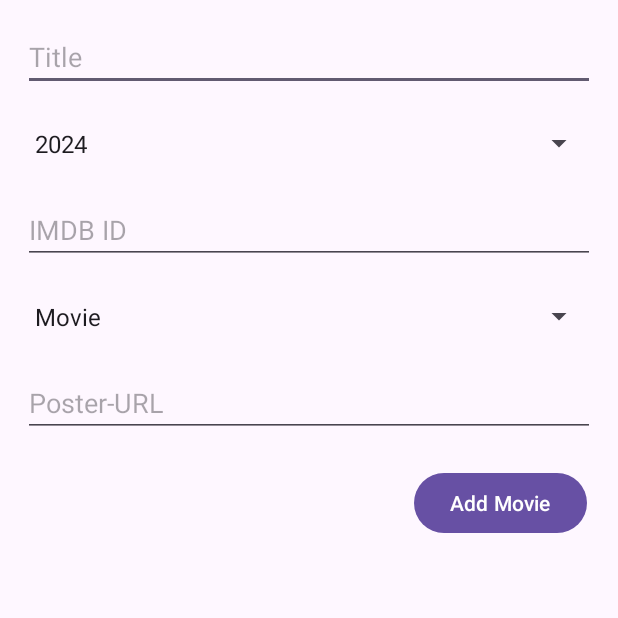
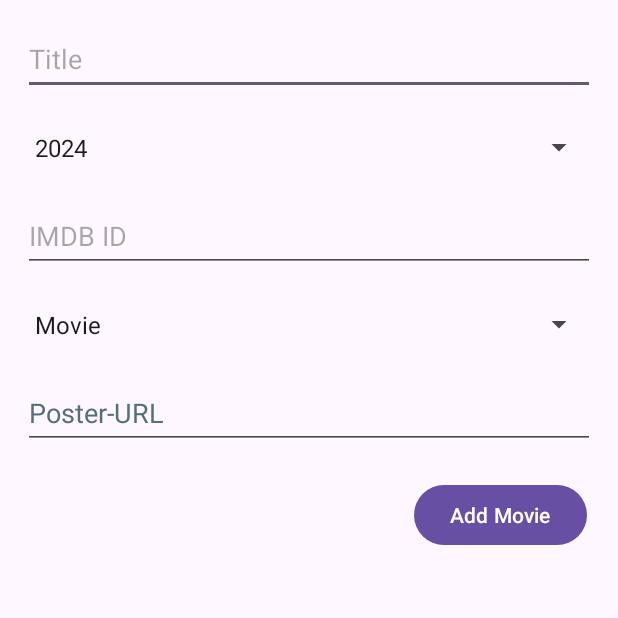
Before and after one commit to adnan-mohammed7/MovieApp, an Android app: the NewMovie screen opened directly, with no data from a screen before it, on a phone screen of 412 x 824 dp, the top half of it. Run offline under Robolectric (Android 15) with nearby library versions, the phone set to English and light mode, and no system bars.

Commit message:
Fixed errors

```diff
--- a/app/src/main/java/com/example/movieapp/MainActivity.java
+++ b/app/src/main/java/com/example/movieapp/MainActivity.java
@@ -72,5 +72,4 @@ public class MainActivity extends AppCompatActivity {
         Intent intent = new Intent(this, NewMovie.class);
         resultLauncher.launch(intent);
     }
-
 }
--- a/app/src/main/java/com/example/movieapp/MovieDetails.java
+++ b/app/src/main/java/com/example/movieapp/MovieDetails.java
@@ -38,7 +38,7 @@ public class MovieDetails extends AppCompatActivity {
                 .into(imageView);
 
         String title = "Title: " + intent.getStringExtra("title");
-        String year = "Year: " + String.valueOf(intent.getIntExtra("year", 0));
+        String year = "Year: " + intent.getIntExtra("year", 0);
         String id = "imdbID: " + intent.getStringExtra("id");
         String type = "Type: " + intent.getStringExtra("type");
 
--- a/app/src/main/java/com/example/movieapp/NewMovie.java
+++ b/app/src/main/java/com/example/movieapp/NewMovie.java
@@ -2,20 +2,11 @@ package com.example.movieapp;
 
 import android.content.Intent;
 import android.os.Bundle;
-import android.view.View;
 import android.widget.Button;
-import android.widget.DatePicker;
 import android.widget.EditText;
 import android.widget.Spinner;
-import android.widget.TextView;
 
-import androidx.activity.EdgeToEdge;
 import androidx.appcompat.app.AppCompatActivity;
-import androidx.core.graphics.Insets;
-import androidx.core.view.ViewCompat;
-import androidx.core.view.WindowInsetsCompat;
-
-import java.util.Date;
 
 public class NewMovie extends AppCompatActivity {
 
@@ -32,9 +23,7 @@ public class NewMovie extends AppCompatActivity {
 
 
         Button submitBtn = findViewById(R.id.new_submit_btn);
-        submitBtn.setOnClickListener(new View.OnClickListener() {
-            @Override
-            public void onClick(View v) {
+        submitBtn.setOnClickListener(e -> {
                 String title = titleInput.getText().toString().trim();
                 int year = Integer.parseInt(yearInput.getSelectedItem().toString());
                 String id = idInput.getText().toString().trim();
@@ -48,7 +37,6 @@ public class NewMovie extends AppCompatActivity {
                 intent.putExtra("movie", movie);
                 setResult(RESULT_OK, intent);
                 finish();
-            }
         });
     }
 }
--- a/app/src/main/res/layout/activity_new_movie.xml
+++ b/app/src/main/res/layout/activity_new_movie.xml
@@ -12,10 +12,12 @@
         android:id="@+id/new_title_input"
         android:layout_width="match_parent"
         android:layout_height="wrap_content"
+        android:layout_marginBottom="10dp"
         android:autofillHints=""
         android:hint="@string/title"
         android:inputType="text"
-        android:layout_marginBottom="10dp"/>
+        android:minHeight="48dp"
+        tools:ignore="VisualLintTextFieldSize" />
 
     <Spinner
         android:id="@+id/new_date_input"
@@ -28,10 +30,12 @@
         android:id="@+id/new_id_input"
         android:layout_width="match_parent"
         android:layout_height="wrap_content"
+        android:layout_marginBottom="10dp"
         android:autofillHints=""
+        android:hint="@string/imdb_id"
         android:inputType="text"
-        android:hint="@string/imdb_id"
-        android:layout_marginBottom="10dp"/>
+        android:minHeight="48dp"
+        tools:ignore="VisualLintTextFieldSize" />
 
     <Spinner
         android:id="@+id/new_type_input"
@@ -44,10 +48,13 @@
         android:id="@+id/new_url_input"
         android:layout_width="match_parent"
         android:layout_height="wrap_content"
+        android:layout_marginBottom="10dp"
         android:autofillHints=""
         android:hint="@string/poster_url"
         android:inputType="textUri"
-        android:layout_marginBottom="10dp"/>
+        android:minHeight="48dp"
+        android:textColorHint="#546E7A"
+        tools:ignore="VisualLintTextFieldSize" />
 
     <LinearLayout
         android:layout_width="match_parent"
--- a/app/src/main/res/layout/recycler_item.xml
+++ b/app/src/main/res/layout/recycler_item.xml
@@ -11,9 +11,9 @@
         android:layout_width="150dp"
         android:layout_height="150dp"
         android:contentDescription="@string/image"
-        tools:srcCompat="@tools:sample/avatars"
         android:padding="10dp"
-        />
+        tools:ignore="ImageContrastCheck"
+        tools:srcCompat="@tools:sample/avatars" />
 
     <LinearLayout
         android:id="@+id/details"
```
Also changed, not shown: app/src/main/java/com/example/movieapp/Movie.java (+0 -20 lines), app/src/main/java/com/example/movieapp/RecyclerAdapter.java (+2 -5 lines), app/src/main/res/layout/activity_movie_details.xml (+8 -7 lines).
